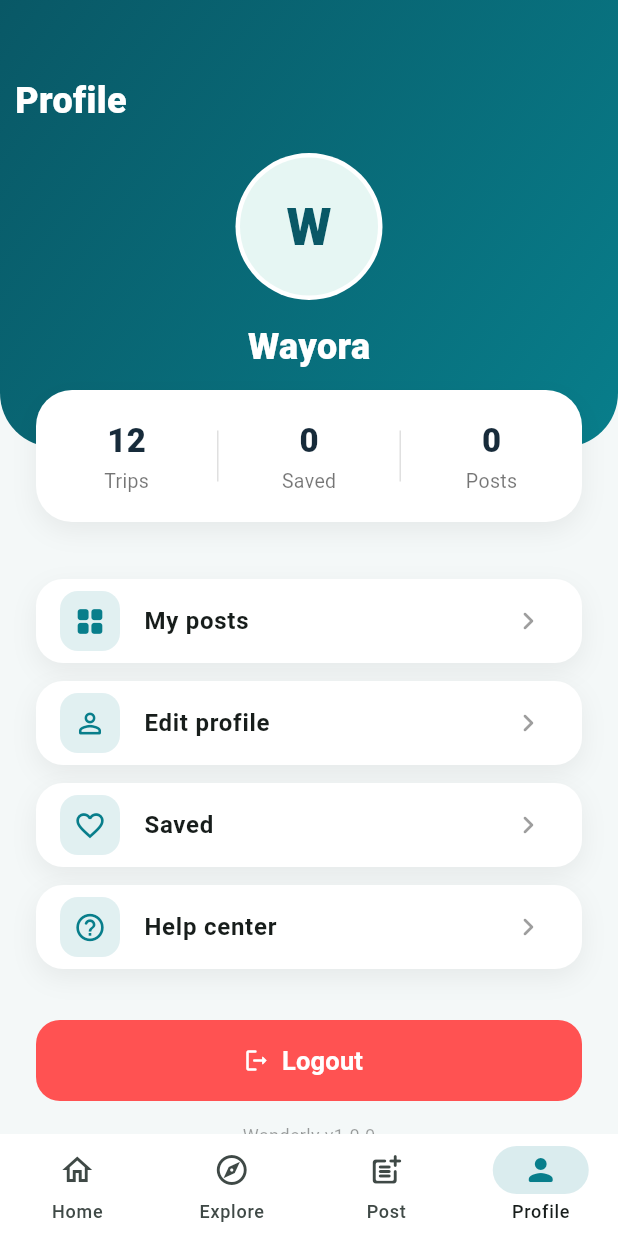
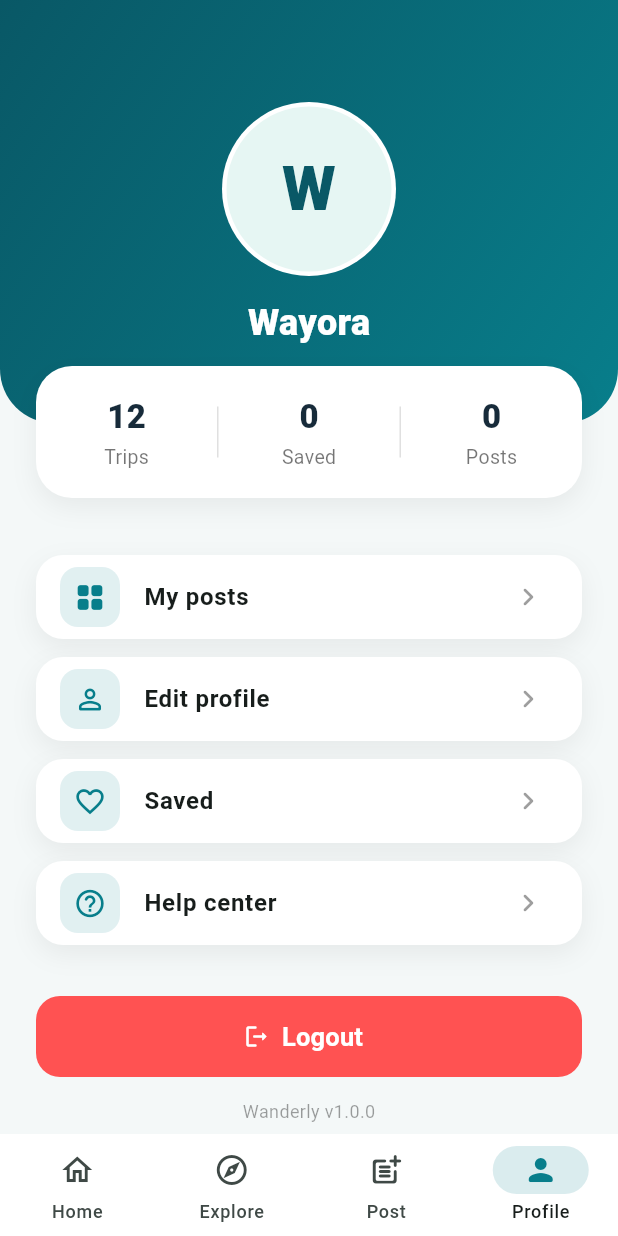
Before and after one commit to babitasinghtech/Wayora, a Flutter app: the screen it shows once a user with an empty profile is signed in, item 4 of the bottom bar chosen, on a phone screen of 412 x 824 dp. Run offline on Flutter 3.47's test engine with Material 3 defaults, Android fonts, the phone set to English and light mode, and no system bars; our stand-ins replace camera, cloud_firestore, cloud_functions, firebase_auth, firebase_core, firebase_messaging and 4 more; missing offline and left inert: flutter_webrtc; accounts and stored records are empty; network calls fail.

Commit message:
ui update

```diff
--- a/lib/controllers/auth_controller.dart
+++ b/lib/controllers/auth_controller.dart
@@ -5,6 +5,7 @@ import 'package:cloud_functions/cloud_functions.dart';
 import 'package:firebase_auth/firebase_auth.dart';
 import 'package:flutter/material.dart';
 import 'package:get/get.dart';
+import 'package:login_learn_new_app/core/constants/app_color.dart';
 import 'package:login_learn_new_app/services/db.dart';
 import 'package:login_learn_new_app/services/push_service.dart';
 import 'package:login_learn_new_app/services/session_service.dart';
@@ -491,7 +492,7 @@ class AuthController extends GetxController {
       snackPosition: SnackPosition.TOP,
       margin: const EdgeInsets.all(16),
       borderRadius: 14,
-      backgroundColor: ok ? const Color(0xFF2ECC71) : const Color(0xFFE74C3C),
+      backgroundColor: ok ? AppColor.kDark : const Color(0xFFE74C3C),
       colorText: Colors.white,
       icon: Icon(
         ok ? Icons.check_circle : Icons.error_outline,
--- a/lib/views/profile/profile_screen.dart
+++ b/lib/views/profile/profile_screen.dart
@@ -31,23 +31,23 @@ Widget profileTab(HomeController h) {
             ),
             child: Column(
               children: [
-                const Align(
-                  alignment: Alignment.centerLeft,
-                  child: Text(
-                    'Profile',
-                    style: TextStyle(
-                      color: Colors.white,
-                      fontSize: 24,
-                      fontWeight: FontWeight.w800,
-                    ),
-                  ),
-                ),
+                // const Align(
+                //   alignment: Alignment.centerLeft,
+                //   child: Text(
+                //     'Profile',
+                //     style: TextStyle(
+                //       color: Colors.white,
+                //       fontSize: 24,
+                //       fontWeight: FontWeight.w800,
+                //     ),
+                //   ),
+                // ),
                 const SizedBox(height: 18),
                 GestureDetector(
                   onTap: () => Get.to(() => const EditProfileScreen()),
                   child: ProfileAvatar(
                     initials: a.initials,
-                    radius: 46,
+                    radius: 55,
                     ring: Colors.white,
                     photo: a.photoBytes,
                   ),
```
